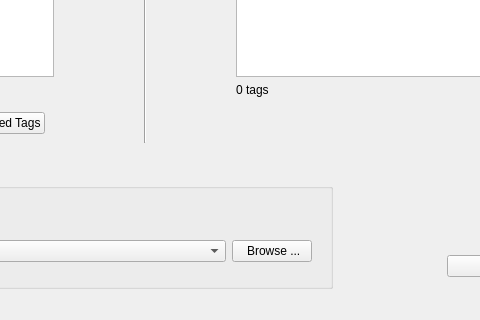
Old version of the form src/qt_data_extractor/design/main-window.ui in the repository imubit/qt-data-extractor; both pictures show x 547 to 1027 and y 488 to 808 of the 1330 by 808 pixel window.
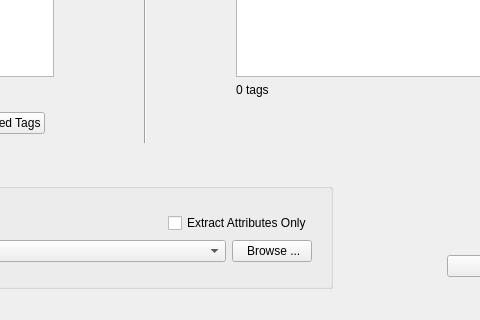
New version of the form. Icons and pictures are not drawn.

Commit message: readonly confirmation screen

The edit to the form file:
```diff
--- a/src/qt_data_extractor/design/main-window.ui
+++ b/src/qt_data_extractor/design/main-window.ui
@@ -621,6 +621,13 @@
                     </property>
                    </spacer>
                   </item>
+                  <item>
+                   <widget class="QCheckBox" name="checkboxExtractAttributesOnly">
+                    <property name="text">
+                     <string>Extract Attributes Only</string>
+                    </property>
+                   </widget>
+                  </item>
                  </layout>
                 </item>
                 <item>
```
The commit also changes 1 other file.
